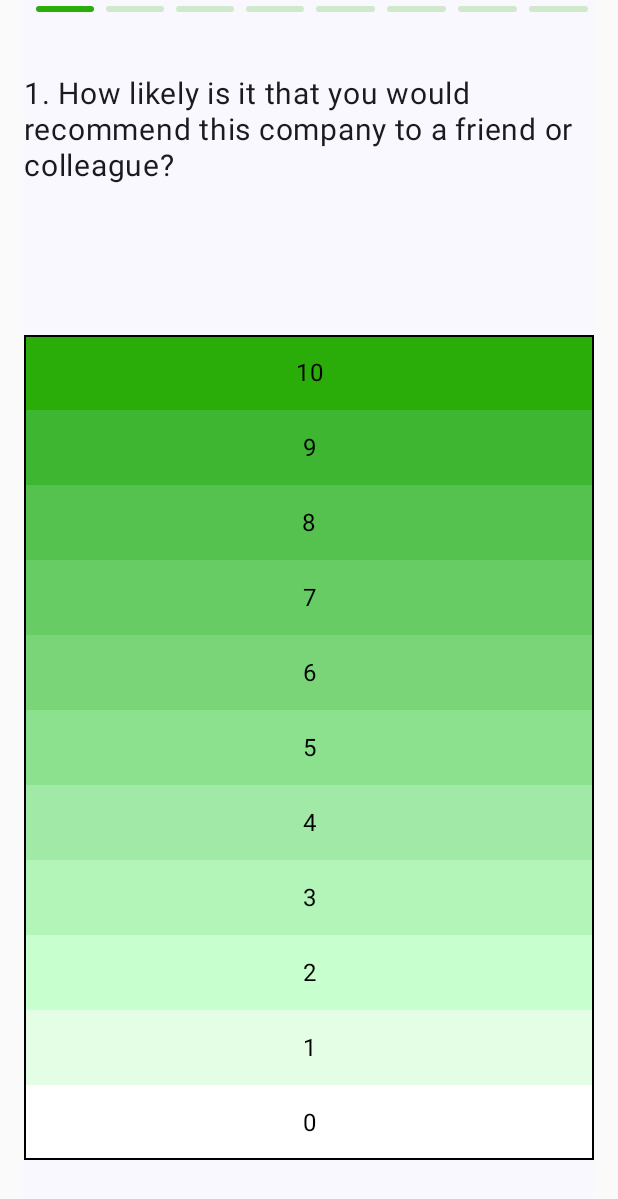
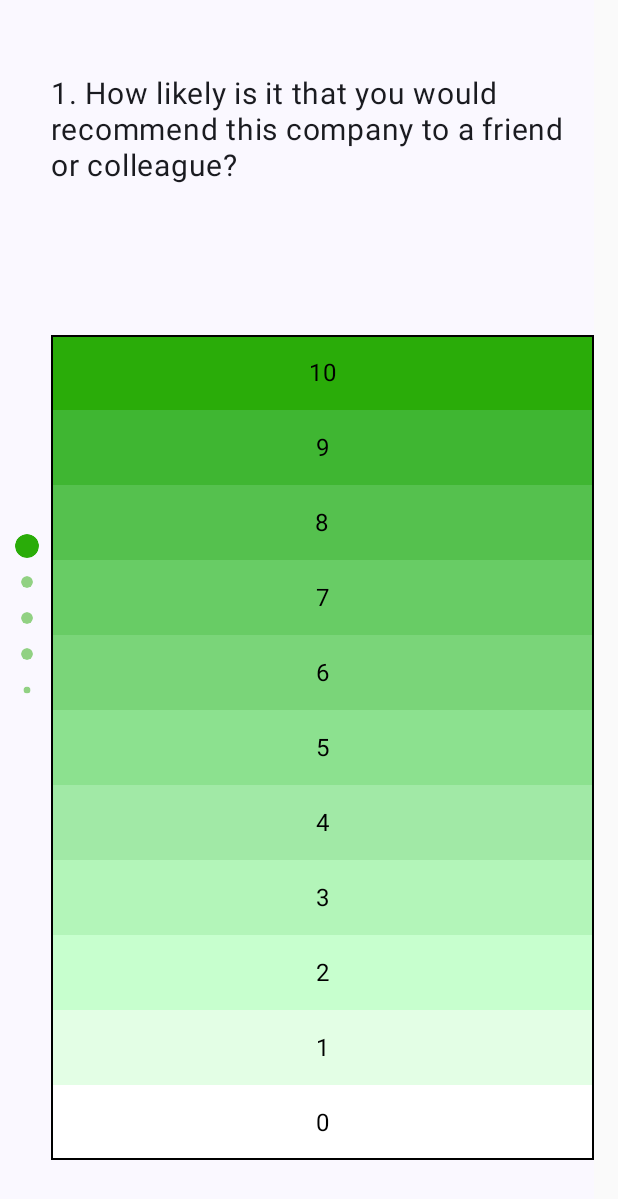
Before and after one commit to idebasishbose/MobileSurvey, an Android app built with Jetpack Compose: the screen it shows after launch (MainActivity), on a phone screen of 412 x 824 dp. Shown: the top 1199 px of the screen. Run offline under Robolectric (Android 15) with nearby library versions, the phone set to English and light mode, and no system bars.

Commit message:
Working version, 08-03-2024

```diff
--- a/app/src/main/java/com/mobile/survey/MainActivity.kt
+++ b/app/src/main/java/com/mobile/survey/MainActivity.kt
@@ -4,29 +4,25 @@ import android.os.Bundle
 import androidx.activity.ComponentActivity
 import androidx.activity.compose.setContent
 import androidx.compose.foundation.ExperimentalFoundationApi
-import androidx.compose.foundation.background
-import androidx.compose.foundation.layout.Arrangement
 import androidx.compose.foundation.layout.Box
 import androidx.compose.foundation.layout.Row
+import androidx.compose.foundation.layout.Spacer
 import androidx.compose.foundation.layout.fillMaxSize
-import androidx.compose.foundation.layout.fillMaxWidth
-import androidx.compose.foundation.layout.height
 import androidx.compose.foundation.layout.padding
+import androidx.compose.foundation.layout.width
+import androidx.compose.foundation.layout.wrapContentHeight
 import androidx.compose.foundation.pager.PageSize
-import androidx.compose.foundation.pager.PagerState
 import androidx.compose.foundation.pager.VerticalPager
 import androidx.compose.foundation.pager.rememberPagerState
-import androidx.compose.foundation.shape.RoundedCornerShape
 import androidx.compose.material3.MaterialTheme
 import androidx.compose.material3.Surface
 import androidx.compose.runtime.Composable
 import androidx.compose.ui.Alignment
 import androidx.compose.ui.Modifier
-import androidx.compose.ui.draw.clip
-import androidx.compose.ui.graphics.graphicsLayer
-import androidx.compose.ui.res.colorResource
 import androidx.compose.ui.tooling.preview.Preview
 import androidx.compose.ui.unit.dp
+import com.mobile.survey.surveypage.IndicatorOrientation
+import com.mobile.survey.surveypage.PagerIndicator
 import com.mobile.survey.surveypage.SurveyPage
 import com.mobile.survey.surveypage.model.ScaleType
 import com.mobile.survey.surveypage.model.SurveyPageState
@@ -34,7 +30,6 @@ import com.mobile.survey.surveypage.model.SurveyPagesState
 import com.mobile.survey.surveypage.model.positiveList
 import com.mobile.survey.surveypage.model.surveyPagesState
 import com.mobile.survey.ui.theme.MobileSurveyTheme
-import kotlin.math.absoluteValue
 
 class MainActivity : ComponentActivity() {
     override fun onCreate(savedInstanceState: Bundle?) {
@@ -45,12 +40,16 @@ class MainActivity : ComponentActivity() {
                 Surface(
                     modifier = Modifier
                         .fillMaxSize()
-                        .padding(horizontal = 16.dp),
+                        .padding(end = 16.dp),
                     color = MaterialTheme.colorScheme.background
                 ) {
 
-
-                    SurveyPagesCarousel(surveyPagesCarouselState = surveyPagesState())
+                    Row(
+                        modifier = Modifier.fillMaxSize(),
+                        verticalAlignment = Alignment.CenterVertically
+                    ) {
+                        SurveyPagesCarousel(surveyPagesCarouselState = surveyPagesState())
+                    }
                 }
             }
         }
@@ -61,42 +60,25 @@ class MainActivity : ComponentActivity() {
 @Composable
 fun SurveyPagesCarousel(surveyPagesCarouselState: SurveyPagesState) {
     val pageCount = surveyPagesCarouselState.surveyPagesState.size
-    val pagerState = rememberPagerState(pageCount = { pageCount })
+
+    val pagerState = rememberPagerState(initialPage = 0, pageCount = { pageCount })
+
+    Spacer(modifier = Modifier.width(10.dp))
+    PagerIndicator(
+        pagerState = pagerState, orientation = IndicatorOrientation.Vertical
+    )
+
     VerticalPager(
         pageSize = PageSize.Fill,
         state = pagerState,
-//        flingBehavior = PagerDefaults.flingBehavior(state = pagerState),
     ) { page ->
+
         Box(
             Modifier
-//                .pagerFadeTransition(page = page, pagerState = pagerState)
-                .fillMaxSize()
+                .wrapContentHeight()
         ) {
 
-            Row(
-                Modifier
-                    .height(24.dp)
-                    .padding(start = 4.dp)
-                    .fillMaxWidth()
-                    .align(Alignment.TopCenter), horizontalArrangement = Arrangement.Start
-            ) {
-                repeat(pageCount) { iteration ->
 
-                    val color =
-                        if (pagerState.currentPage == iteration) colorResource(id = R.color.green10)
-                        else colorResource(id = R.color.green10).copy(
-                            alpha = 0.2f
-                        )
-                    Box(
-                        modifier = Modifier
-                            .padding(4.dp)
-                            .clip(RoundedCornerShape(2.dp))
-                            .background(color)
-                            .weight(1f)
-                            .height(4.dp)
-                    )
-                }
-            }
             SurveyPage(
                 enableColor = surveyPagesCarouselState.enableColor,
                 surveyPageState = surveyPagesCarouselState.surveyPagesState[page]
@@ -106,27 +88,13 @@ fun SurveyPagesCarousel(surveyPagesCarouselState: SurveyPagesState) {
     }
 }
 
-// extension method for current page offset
-@OptIn(ExperimentalFoundationApi::class)
-fun PagerState.calculateCurrentOffsetForPage(page: Int): Float {
-    return (currentPage - page) + currentPageOffsetFraction
-}
-
-@OptIn(ExperimentalFoundationApi::class)
-fun Modifier.pagerFadeTransition(page: Int, pagerState: PagerState) = graphicsLayer {
-    val pageOffset = pagerState.calculateCurrentOffsetForPage(page)
-    translationY = pageOffset * size.width
-    alpha = 1 - pageOffset.absoluteValue
-}
-
 
 @Preview(showBackground = true, widthDp = 400)
 @Composable
 fun SurveyPagesPreview() {
     MobileSurveyTheme {
         SurveyPage(
-            enableColor = true,
-            surveyPageState = SurveyPageState(
+            enableColor = true, surveyPageState = SurveyPageState(
                 options = positiveList(), textVisible = true, scaleType = ScaleType.POSITIVE
             )
         )
--- /dev/null
+++ b/app/src/main/java/com/mobile/survey/surveypage/PagerIndicatorComposable.kt
@@ -0,0 +1,194 @@
+package com.mobile.survey.surveypage
+
+import androidx.compose.foundation.ExperimentalFoundationApi
+import androidx.compose.foundation.background
+import androidx.compose.foundation.clickable
+import androidx.compose.foundation.layout.Arrangement
+import androidx.compose.foundation.layout.Box
+import androidx.compose.foundation.layout.PaddingValues
+import androidx.compose.foundation.layout.height
+import androidx.compose.foundation.layout.size
+import androidx.compose.foundation.layout.width
+import androidx.compose.foundation.lazy.LazyColumn
+import androidx.compose.foundation.lazy.LazyListScope
+import androidx.compose.foundation.lazy.LazyRow
+import androidx.compose.foundation.lazy.rememberLazyListState
+import androidx.compose.foundation.pager.PagerState
+import androidx.compose.foundation.shape.CircleShape
+import androidx.compose.runtime.Composable
+import androidx.compose.runtime.LaunchedEffect
+import androidx.compose.runtime.derivedStateOf
+import androidx.compose.runtime.getValue
+import androidx.compose.runtime.remember
+import androidx.compose.ui.Modifier
+import androidx.compose.ui.draw.clip
+import androidx.compose.ui.graphics.Color
+import androidx.compose.ui.graphics.Shape
+import androidx.compose.ui.graphics.graphicsLayer
+import androidx.compose.ui.platform.LocalDensity
+import androidx.compose.ui.res.colorResource
+import androidx.compose.ui.unit.Dp
+import androidx.compose.ui.unit.dp
+import com.mobile.survey.R
+import kotlin.math.absoluteValue
+
+@OptIn(ExperimentalFoundationApi::class)
+@Composable
+fun PagerIndicator(
+    modifier: Modifier = Modifier,
+    pagerState: PagerState,
+    indicatorCount: Int = 5,
+    indicatorSize: Dp = 16.dp,
+    indicatorShape: Shape = CircleShape,
+    space: Dp = 8.dp,
+    activeColor: Color = colorResource(id = R.color.green10),
+    inActiveColor: Color = colorResource(id = R.color.green10)
+        .copy(alpha = 0.5f),
+    orientation: IndicatorOrientation = IndicatorOrientation.Horizontal,
+    onClick: ((Int) -> Unit)? = null
+) {
+
+    val listState = rememberLazyListState()
+
+    val totalWidth: Dp = indicatorSize * indicatorCount + space * (indicatorCount - 1)
+    val widthInPx = LocalDensity.current.run { indicatorSize.toPx() }
+
+    val currentItem by remember {
+        derivedStateOf {
+            pagerState.currentPage
+        }
+    }
+
+    val itemCount = pagerState.pageCount
+
+    LaunchedEffect(key1 = currentItem) {
+        val viewportSize = listState.layoutInfo.viewportSize
+        if (orientation == IndicatorOrientation.Horizontal) {
+            listState.animateScrollToItem(
+                currentItem- (widthInPx / 2 - viewportSize.width / 2).toInt()
+            )
+        } else {
+            listState.animateScrollToItem(
+                currentItem, (widthInPx / 2 - viewportSize.height / 2).toInt()
+            )
+        }
+
+    }
+
+    if (orientation == IndicatorOrientation.Horizontal) {
+        LazyRow(
+            modifier = modifier.width(totalWidth),
+            state = listState,
+            contentPadding = PaddingValues(vertical = space),
+            horizontalArrangement = Arrangement.spacedBy(space),
+            userScrollEnabled = false
+        ) {
+            indicatorItems(
+                itemCount,
+                currentItem,
+                indicatorCount,
+                indicatorShape,
+                activeColor,
+                inActiveColor,
+                indicatorSize,
+                onClick
+            )
+        }
+    } else {
+        LazyColumn(
+            modifier = modifier.height(totalWidth),
+            state = listState,
+            contentPadding = PaddingValues(end = space),
+            verticalArrangement = Arrangement.spacedBy(space),
+            userScrollEnabled = false
+        ) {
+            indicatorItems(
+                itemCount,
+                currentItem,
+                indicatorCount,
+                indicatorShape,
+                activeColor,
+                inActiveColor,
+                indicatorSize,
+                onClick
+            )
+        }
+    }
+
+}
+
+private fun LazyListScope.indicatorItems(
+    itemCount: Int,
+    currentItem: Int,
+    indicatorCount: Int,
+    indicatorShape: Shape,
+    activeColor: Color,
+    inActiveColor: Color,
+    indicatorSize: Dp,
+    onClick: ((Int) -> Unit)?
+) {
+    items(itemCount) { index ->
+
+        val isSelected = (index == currentItem)
+
+        // Index of item in center when odd number of indicators are set
+        // for 5 indicators this is 2nd indicator place
+        val centerItemIndex = indicatorCount / 2
+
+        val right1 = (currentItem < centerItemIndex && index >= indicatorCount - 1)
+
+        val right2 =
+            (currentItem >= centerItemIndex && index >= currentItem + centerItemIndex && index < itemCount - centerItemIndex + 1)
+        val isRightEdgeItem = right1 || right2
+
+        // Check if this item's distance to center item is smaller than half size of
+        // the indicator count when current indicator at the center or
+        // when we reach the end of list. End of the list only one item is on edge
+        // with 10 items and 7 indicators
+        // 7-3= 4th item can be the first valid left edge item and
+        val isLeftEdgeItem =
+            index <= currentItem - centerItemIndex && currentItem > centerItemIndex && index < itemCount - indicatorCount + 1
+
+        Box(modifier = Modifier
+            .graphicsLayer {
+                val scale = if (isSelected) {
+                    1f
+                } else if (isLeftEdgeItem || isRightEdgeItem) {
+                    .3f
+                } else {
+                    .5f
+                }
+                scaleX = scale
+                scaleY = scale
+
+            }
+
+            .clip(indicatorShape)
+            .size(indicatorSize)
+            .background(
+                if (isSelected) activeColor else inActiveColor, indicatorShape
+            )
+            .then(if (onClick != null) {
+                Modifier.clickable {
+                    onClick.invoke(index)
+                }
+            } else Modifier))
+    }
+}
+
+enum class IndicatorOrientation {
+    Horizontal, Vertical
+}
+
+// extension method for current page offset
+@OptIn(ExperimentalFoundationApi::class)
+fun PagerState.calculateCurrentOffsetForPage(page: Int): Float {
+    return (currentPage - page) + currentPageOffsetFraction
+}
+
+@OptIn(ExperimentalFoundationApi::class)
+fun Modifier.pagerFadeTransition(page: Int, pagerState: PagerState) = graphicsLayer {
+    val pageOffset = pagerState.calculateCurrentOffsetForPage(page)
+    translationY = pageOffset * size.width
+    alpha = 1 - pageOffset.absoluteValue
+}
--- a/app/src/main/java/com/mobile/survey/surveypage/SurveyPageComposable.kt
+++ b/app/src/main/java/com/mobile/survey/surveypage/SurveyPageComposable.kt
@@ -1,5 +1,7 @@
 package com.mobile.survey.surveypage
 
+import android.graphics.ColorMatrix
+import android.graphics.ColorMatrixColorFilter
 import androidx.compose.animation.core.animateFloatAsState
 import androidx.compose.foundation.background
 import androidx.compose.foundation.border
@@ -120,6 +122,11 @@ fun OptionItem(
     val zoomFactor by animateFloatAsState(targetValue = if (isSelected) 1.3f else 1f, label = "")
 
     val color = if (enableColor) option.color else R.color.white
+// Create a ColorMatrixColorFilter with the ColorMatrix
+    val colorMatrix = remember { ColorMatrix().apply { setSaturation(0f) } } // Desaturate the image
+
+    val colorFilter = remember { ColorMatrixColorFilter(colorMatrix) }
+
 
     Box(
         modifier = Modifier
--- a/app/src/main/java/com/mobile/survey/surveypage/model/SurveyPagePreviewHelper.kt
+++ b/app/src/main/java/com/mobile/survey/surveypage/model/SurveyPagePreviewHelper.kt
@@ -51,7 +51,7 @@ fun surveyPagesState() = SurveyPagesState(
             verticalSurvey = true
         ),
         SurveyPageState(
-            question = "8. On a scale of 0 to 10, how likely are you repeat your purchase?",
+            question = "8. How likely are you  to repeat your purchase?",
             options = positiveList(),
             scaleType = ScaleType.POSITIVE,
             textVisible = true,
```
